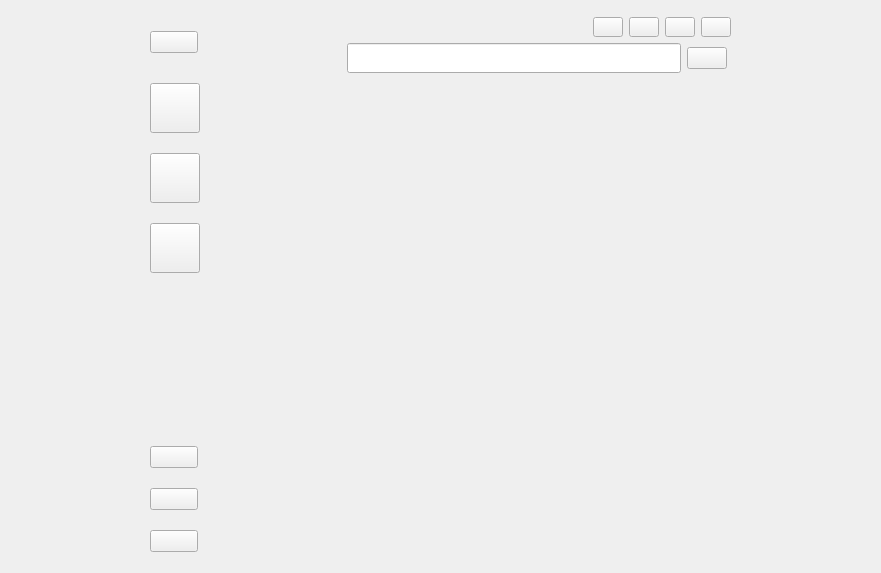
This is mainwindow.ui in MudRocksHammer/QICQ as Qt 5 draws it before an edit. The edited form follows.
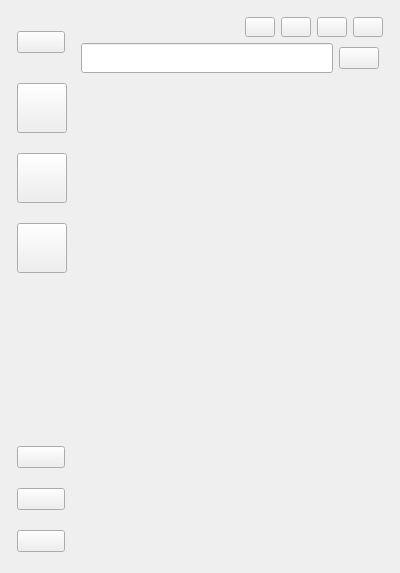
This is the edited form. Custom widgets are drawn as their Qt base class.

Diff of the .ui file:
```diff
--- a/mainwindow.ui
+++ b/mainwindow.ui
@@ -6,7 +6,7 @@
    <rect>
     <x>0</x>
     <y>0</y>
-    <width>881</width>
+    <width>400</width>
     <height>573</height>
    </rect>
   </property>
```
